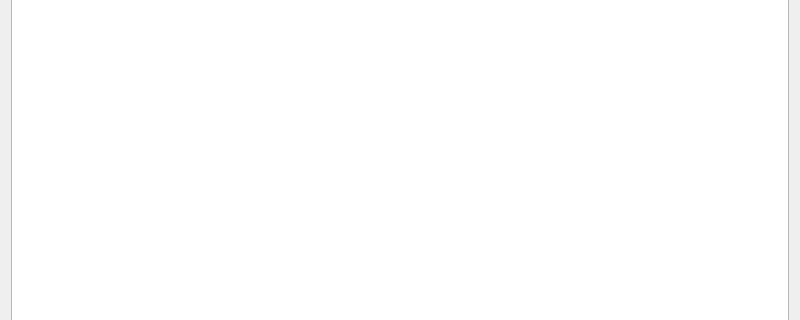
Qt form dwa-cpp/src/mainUI.ui (robocomp/optimizer) before a commit; both pictures show x 0 to 800 and y 134 to 454 of the 800 by 600 pixel window.
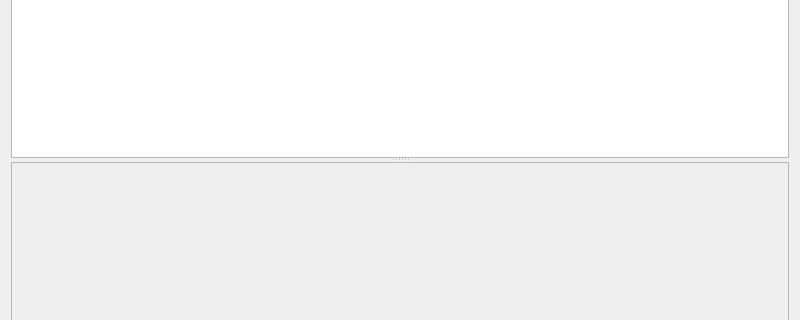
The same form after that commit.

Diff of the .ui file:
```diff
--- a/dwa-cpp/src/mainUI.ui
+++ b/dwa-cpp/src/mainUI.ui
@@ -15,7 +15,26 @@
   </property>
   <layout class="QVBoxLayout" name="verticalLayout">
    <item>
-    <widget class="QGraphicsView" name="graphicsView"/>
+    <widget class="QSplitter" name="splitter">
+     <property name="orientation">
+      <enum>Qt::Vertical</enum>
+     </property>
+     <widget class="QGraphicsView" name="graphicsView"/>
+     <widget class="QFrame" name="timeseries_frame">
+      <property name="minimumSize">
+       <size>
+        <width>0</width>
+        <height>200</height>
+       </size>
+      </property>
+      <property name="frameShape">
+       <enum>QFrame::StyledPanel</enum>
+      </property>
+      <property name="frameShadow">
+       <enum>QFrame::Raised</enum>
+      </property>
+     </widget>
+    </widget>
    </item>
   </layout>
  </widget>
```
